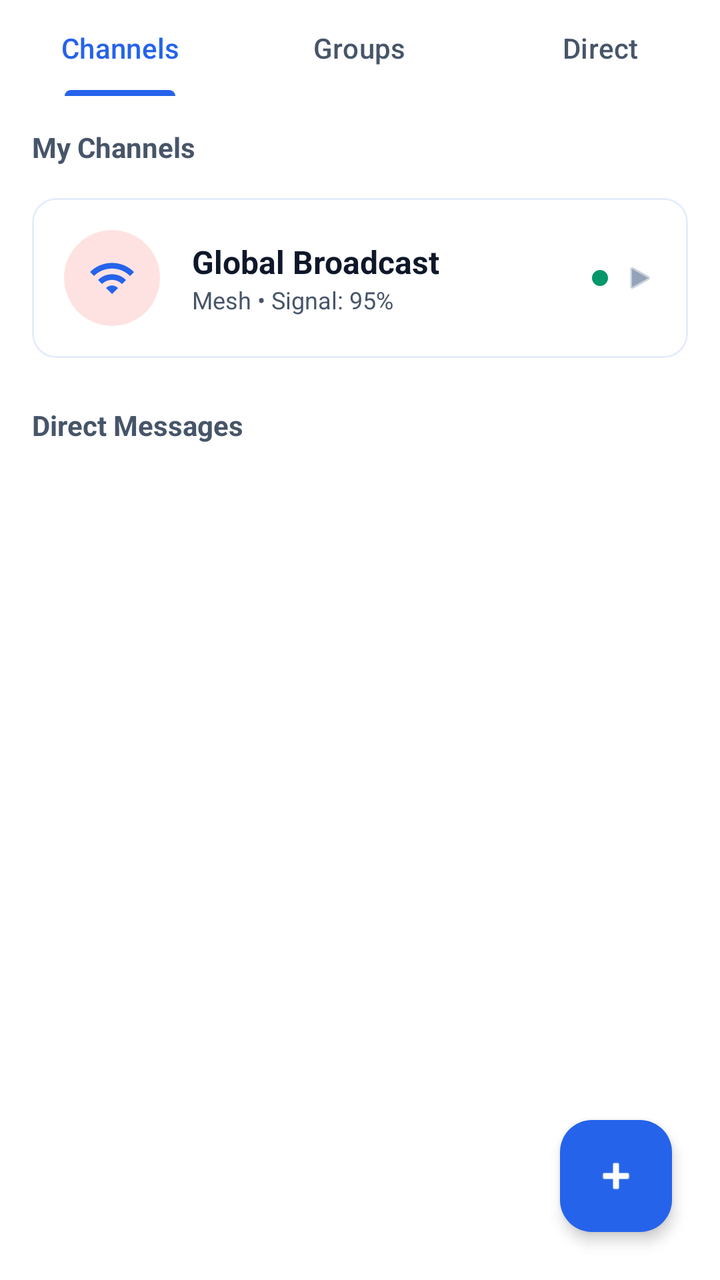
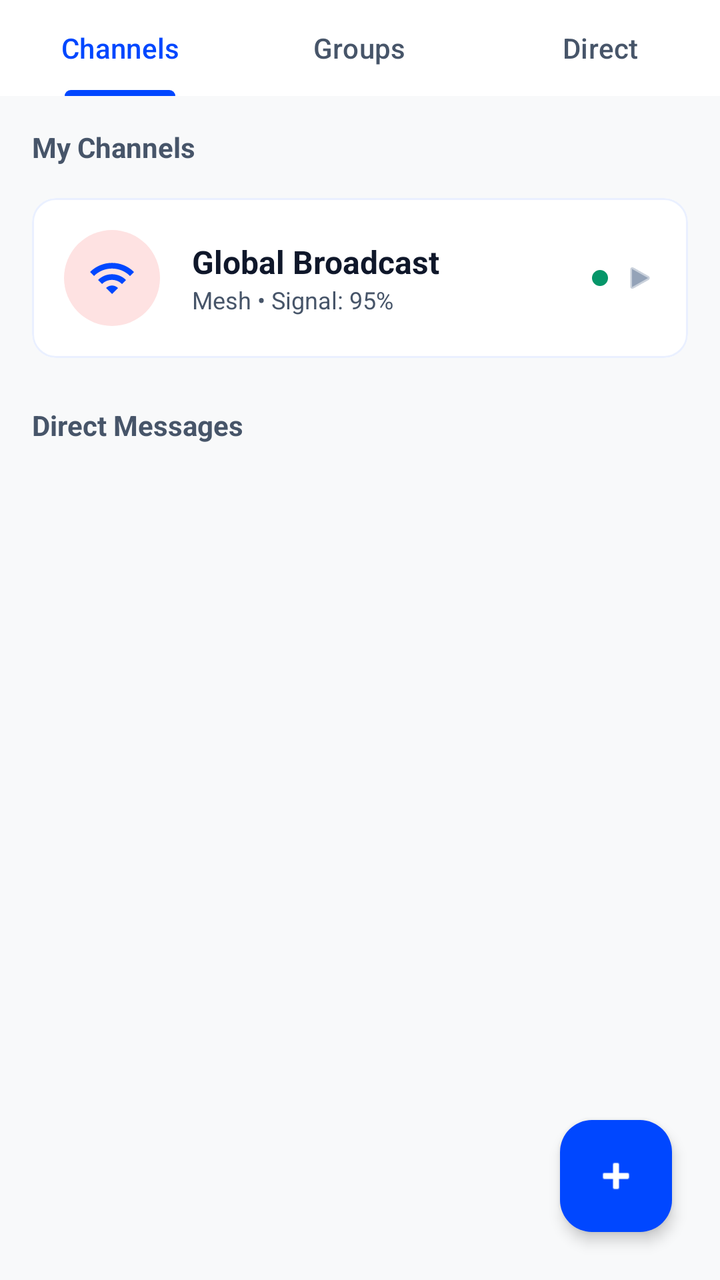

Compare the two renders of this Android layout. The source of the first and the diff that turns it into the second are given below.
<!-- AndroidManifest.xml: application theme Theme.DisasterComm -->
<!-- res/layout/fragment_chat.xml -->
<?xml version="1.0" encoding="utf-8"?>
<FrameLayout
    xmlns:android="http://schemas.android.com/apk/res/android"
    xmlns:app="http://schemas.android.com/apk/res-auto"
    android:layout_width="match_parent"
    android:layout_height="match_parent"
    android:background="@color/background">

    <View
        android:id="@+id/chatHeader"
        android:layout_width="0dp"
        android:layout_height="0dp"
        android:visibility="gone"/>

    
    <FrameLayout
        android:id="@+id/layoutChannelList"
        android:layout_width="match_parent"
        android:layout_height="match_parent"
        android:visibility="visible">

        <LinearLayout
            android:layout_width="match_parent"
            android:layout_height="match_parent"
            android:orientation="vertical">

        
        <com.google.android.material.tabs.TabLayout
            android:id="@+id/tabLayout"
            android:layout_width="match_parent"
            android:layout_height="wrap_content"
            android:background="@color/surface"
            app:tabIndicatorColor="@color/primary"
            app:tabSelectedTextColor="@color/primary"
            app:tabTextColor="@color/text_secondary"
            app:tabMode="fixed">

            <com.google.android.material.tabs.TabItem android:text="Channels"/>
            <com.google.android.material.tabs.TabItem android:text="Groups"/>
            <com.google.android.material.tabs.TabItem android:text="Direct"/>
        </com.google.android.material.tabs.TabLayout>

        <TextView
            android:id="@+id/tvMyChannelsHeader"
            android:layout_width="match_parent"
            android:layout_height="wrap_content"
            android:text="My Channels"
            android:textStyle="bold"
            android:textColor="@color/text_secondary"
            android:padding="16dp"
            android:textSize="14sp"/>

        
        <com.google.android.material.card.MaterialCardView
            android:id="@+id/cardGlobalBroadcast"
            android:layout_width="match_parent"
            android:layout_height="wrap_content"
            android:layout_marginHorizontal="16dp"
            app:cardCornerRadius="12dp"
            app:cardElevation="0dp"
            app:strokeWidth="1dp"
            app:strokeColor="@color/surface_dim"
            android:clickable="true"
            android:focusable="true"
            android:background="?attr/selectableItemBackground">
            <LinearLayout
                android:layout_width="match_parent"
                android:layout_height="wrap_content"
                android:orientation="horizontal"
                android:padding="16dp"
                android:gravity="center_vertical">
                
                <FrameLayout
                    android:layout_width="48dp"
                    android:layout_height="48dp"
                    android:background="@drawable/circle_background"
                    android:backgroundTint="#FEE2E2">
                    <ImageView android:layout_width="24dp" android:layout_height="24dp" android:src="@drawable/ic_wifi" app:tint="@color/primary" android:layout_gravity="center"/>
                </FrameLayout>
                
                <LinearLayout
                    android:layout_width="0dp"
                    android:layout_height="wrap_content"
                    android:layout_weight="1"
                    android:layout_marginStart="16dp"
                    android:orientation="vertical">
                    <TextView android:layout_width="wrap_content" android:layout_height="wrap_content" android:text="Global Broadcast" android:textStyle="bold" android:textColor="@color/text_primary" android:textSize="16sp"/>
                    <TextView android:layout_width="wrap_content" android:layout_height="wrap_content" android:text="Mesh • Signal: 95%" android:textColor="@color/text_secondary" android:textSize="12sp"/>
                </LinearLayout>

                <View android:layout_width="8dp" android:layout_height="8dp" android:background="@drawable/circle_background" android:backgroundTint="@color/success" android:layout_marginEnd="8dp"/>
                <ImageView android:layout_width="16dp" android:layout_height="16dp" android:src="@android:drawable/ic_media_play" app:tint="@color/text_tertiary"/>
            </LinearLayout>
        </com.google.android.material.card.MaterialCardView>

        <TextView
            android:id="@+id/tvDirectMessagesHeader"
            android:layout_width="match_parent"
            android:layout_height="wrap_content"
            android:text="Direct Messages"
            android:textStyle="bold"
            android:textColor="@color/text_secondary"
            android:padding="16dp"
            android:textSize="14sp"
            android:layout_marginTop="8dp"/>

        
        <androidx.recyclerview.widget.RecyclerView
            android:id="@+id/rvPrivateChats"
            android:layout_width="match_parent"
            android:layout_height="0dp"
            android:layout_weight="1"
            android:clipToPadding="false"
            android:paddingBottom="16dp"/>
        </LinearLayout>

        
        <com.google.android.material.floatingactionbutton.FloatingActionButton
            android:id="@+id/fabNewChat"
            android:layout_width="wrap_content"
            android:layout_height="wrap_content"
            android:layout_gravity="bottom|end"
            android:layout_margin="24dp"
            android:src="@android:drawable/ic_input_add"
            app:backgroundTint="@color/primary"
            app:tint="@color/white"
            app:elevation="4dp"/>
    </FrameLayout>

    
    <LinearLayout
        android:id="@+id/layoutChannelDetail"
        android:layout_width="match_parent"
        android:layout_height="match_parent"
        android:orientation="vertical"
        android:visibility="gone"
        android:background="@color/surface">

        
        <LinearLayout
            android:layout_width="match_parent"
            android:layout_height="wrap_content"
            android:orientation="horizontal"
            android:background="@color/primary"
            android:padding="16dp"
            android:gravity="center_vertical"
            android:elevation="4dp">
            
            <ImageView
                android:id="@+id/btnBackToChannels"
                android:layout_width="24dp"
                android:layout_height="24dp"
                android:src="@android:drawable/ic_media_previous"
                app:tint="@color/white"
                android:clickable="true"
                android:focusable="true"/>
                
            <LinearLayout
                android:layout_width="0dp"
                android:layout_height="wrap_content"
                android:layout_weight="1"
                android:layout_marginStart="16dp"
                android:orientation="vertical">
                <TextView android:layout_width="wrap_content" android:layout_height="wrap_content" android:text="Global Broadcast" android:textColor="@color/white" android:textStyle="bold" android:textSize="18sp"/>
                <TextView android:layout_width="wrap_content" android:layout_height="wrap_content" android:text="95% Signal Strength" android:textColor="#FEE2E2" android:textSize="12sp"/>
            </LinearLayout>
            
            <ImageView
                android:layout_width="24dp"
                android:layout_height="24dp"
                android:src="@android:drawable/ic_menu_more"
                app:tint="@color/white"/>
        </LinearLayout>

        
        <com.google.android.material.card.MaterialCardView
            android:layout_width="match_parent"
            android:layout_height="wrap_content"
            android:layout_margin="16dp"
            app:cardCornerRadius="12dp"
            app:cardElevation="0dp"
            app:strokeWidth="1dp"
            app:strokeColor="@color/surface_dim"
            app:cardBackgroundColor="@color/surface_variant">
            <LinearLayout
                android:layout_width="match_parent"
                android:layout_height="wrap_content"
                android:orientation="vertical"
                android:padding="16dp"
                android:gravity="center">
                
                <FrameLayout
                    android:layout_width="48dp"
                    android:layout_height="48dp"
                    android:background="@drawable/circle_background"
                    android:backgroundTint="#FEE2E2"
                    android:layout_marginBottom="8dp">
                    <ImageView android:layout_width="24dp" android:layout_height="24dp" android:src="@drawable/ic_wifi" app:tint="@color/primary" android:layout_gravity="center"/>
                </FrameLayout>
                
                <TextView android:layout_width="wrap_content" android:layout_height="wrap_content" android:text="Global Broadcast Channel" android:textStyle="bold" android:textColor="@color/text_primary" android:textSize="16sp"/>
                <TextView android:layout_width="wrap_content" android:layout_height="wrap_content" android:text="Official channel for important updates\nand emergency information." android:textColor="@color/text_secondary" android:textSize="12sp" android:textAlignment="center" android:layout_marginTop="4dp"/>
            </LinearLayout>
        </com.google.android.material.card.MaterialCardView>

        
        <androidx.recyclerview.widget.RecyclerView
            android:id="@+id/rvMessages"
            android:layout_width="match_parent"
            android:layout_height="0dp"
            android:layout_weight="1"
            android:padding="8dp"
            android:clipToPadding="false"/>

        
        <LinearLayout
            android:layout_width="match_parent"
            android:layout_height="wrap_content"
            android:orientation="horizontal"
            android:padding="12dp"
            android:background="@color/surface"
            android:elevation="8dp"
            android:gravity="center_vertical"
            android:baselineAligned="false">

            <EditText
                android:id="@+id/etMessage"
                android:layout_width="0dp"
                android:layout_height="wrap_content"
                android:layout_weight="1"
                android:hint="Type a message..."
                android:background="@drawable/bg_input_field"
                android:paddingHorizontal="16dp"
                android:paddingVertical="12dp"
                android:maxLines="4"
                android:textSize="15sp"
                android:textColor="@color/text_primary"
                android:textColorHint="@color/text_tertiary"/>

            <ImageButton
                android:id="@+id/btnSos"
                android:layout_width="48dp"
                android:layout_height="48dp"
                android:layout_marginStart="8dp"
                android:src="@drawable/ic_hospital_new"
                android:background="@drawable/circle_background"
                android:backgroundTint="#FEE2E2"
                app:tint="@color/error"
                android:contentDescription="Send Global SOS"
                android:elevation="2dp"/>

            <ImageButton
                android:id="@+id/btnLocation"
                android:layout_width="48dp"
                android:layout_height="48dp"
                android:layout_marginStart="8dp"
                android:src="@drawable/ic_gps_accuracy"
                android:background="?attr/selectableItemBackgroundBorderless"
                app:tint="@color/text_secondary"
                android:contentDescription="Share Location"/>

            <FrameLayout
                android:id="@+id/btnSend"
                android:layout_width="48dp"
                android:layout_height="48dp"
                android:layout_marginStart="8dp"
                android:background="@drawable/circle_background"
                android:backgroundTint="@color/primary"
                android:clickable="true"
                android:focusable="true">
                <ImageView android:layout_width="24dp" android:layout_height="24dp" android:src="@drawable/ic_send" app:tint="@color/white" android:layout_gravity="center" android:layout_marginStart="2dp"/>
            </FrameLayout>
        </LinearLayout>
    </LinearLayout>
</FrameLayout>
<!-- resources referenced by this layout -->
<resources>
  <color name="background">#FFFFFF</color>
  <color name="error">#DC2626</color>
  <color name="primary">#2563EB</color>
  <color name="success">#059669</color>
  <color name="surface">#FFFFFF</color>
  <color name="surface_dim">#E4ECFC</color>
  <color name="surface_variant">#F1F5FD</color>
  <color name="text_primary">#0F172A</color>
  <color name="text_secondary">#475569</color>
  <color name="text_tertiary">#94A3B8</color>
  <color name="white">#FFFFFF</color>
  <!-- drawable bg_input_field (drawable) -->
  <?xml version="1.0" encoding="utf-8"?>
  <shape xmlns:android="http://schemas.android.com/apk/res/android"
      android:shape="rectangle">
      <corners android:radius="24dp"/>
      <solid android:color="@color/background_light"/>
  </shape>
  <!-- drawable circle_background (drawable) -->
  <?xml version="1.0" encoding="utf-8"?>
  <shape xmlns:android="http://schemas.android.com/apk/res/android"
      android:shape="oval">
      <solid android:color="#EEEEEE"/>
  </shape>
  <!-- drawable ic_gps_accuracy (drawable) -->
  <?xml version="1.0" encoding="utf-8"?>
  <vector xmlns:android="http://schemas.android.com/apk/res/android"
      android:width="24dp"
      android:height="24dp"
      android:viewportWidth="24"
      android:viewportHeight="24">
      
      
      <path
          android:fillColor="#000000"
          android:pathData="M12,2C8.13,2 5,5.13 5,9c0,5.25 7,13 7,13s7,-7.75 7,-13c0,-3.87 -3.13,-7 -7,-7zM12,11.5c-1.38,0 -2.5,-1.12 -2.5,-2.5s1.12,-2.5 2.5,-2.5 2.5,1.12 2.5,2.5 -1.12,2.5 -2.5,2.5z"/>
      
      
      <path
          android:fillColor="#000000"
          android:pathData="M17,7c0,-0.55 -0.45,-1 -1,-1s-1,0.45 -1,1c0,1.66 -1.34,3 -3,3s-3,-1.34 -3,-3c0,-0.55 -0.45,-1 -1,-1s-1,0.45 -1,1c0,2.76 2.24,5 5,5s5,-2.24 5,-5z"
          android:strokeWidth="0.5"
          android:strokeColor="#000000"/>
  </vector>
  <!-- drawable ic_hospital_new (drawable) -->
  <vector xmlns:android="http://schemas.android.com/apk/res/android" android:width="24dp" android:height="24dp" android:viewportWidth="24" android:viewportHeight="24">
    <path android:fillColor="#DC2626" android:pathData="M12 2C6.48 2 2 6.48 2 12s4.48 10 10 10 10-4.48 10-10S17.52 2 12 2zm4 11h-3v3h-2v-3H8v-2h3V8h2v3h3v2z"/>
  </vector>
  <!-- drawable ic_send (drawable) -->
  <vector xmlns:android="http://schemas.android.com/apk/res/android"
      android:width="24dp"
      android:height="24dp"
      android:viewportWidth="24"
      android:viewportHeight="24">
      <path
          android:fillColor="#2563EB"
          android:pathData="M2.01,21L23,12 2.01,3 2,10l15,2 -15,2z"/>
  </vector>
  <!-- drawable ic_wifi (drawable) -->
  <vector xmlns:android="http://schemas.android.com/apk/res/android"
      android:width="24dp"
      android:height="24dp"
      android:viewportWidth="24"
      android:viewportHeight="24">
      <path
          android:fillColor="#000000"
          android:pathData="M1,9l2,2c4.97,-4.97 13.03,-4.97 18,0l2,-2C16.93,2.93 7.08,2.93 1,9zM9,17l3,3 3,-3c-1.65,-1.66 -4.34,-1.66 -6,0zM5,13l2,2c2.76,-2.76 7.24,-2.76 10,0l2,-2C15.14,9.14 8.87,9.14 5,13z"/>
  </vector>
  <color name="background_light">@color/background</color>
  <color name="primary_variant">#1D4ED8</color>
  <color name="text_on_primary">#FFFFFF</color>
  <color name="secondary">#6366F1</color>
  <color name="secondary_variant">#4F46E5</color>
  <style name="Widget.App.Button" parent="Widget.Material3.Button">
          <item name="android:minHeight">48dp</item>
          <item name="android:minWidth">48dp</item>
          <item name="android:stateListAnimator">@null</item> 
          <item name="android:elevation">0dp</item>
      </style>
  <!-- unchanged entries left out for length: 1 -->
</resources>

<!-- the commit's change to res/layout/fragment_chat.xml (unified diff, before → after) -->
@@ -136,70 +136,158 @@
         android:visibility="gone"
         android:background="@color/surface">
 
-        
         <LinearLayout
             android:layout_width="match_parent"
             android:layout_height="wrap_content"
-            android:orientation="horizontal"
+            android:orientation="vertical"
             android:background="@color/primary"
-            android:padding="16dp"
-            android:gravity="center_vertical"
-            android:elevation="4dp">
+            android:paddingBottom="24dp">
             
-            <ImageView
-                android:id="@+id/btnBackToChannels"
-                android:layout_width="24dp"
-                android:layout_height="24dp"
-                android:src="@android:drawable/ic_media_previous"
-                app:tint="@color/white"
-                android:clickable="true"
-                android:focusable="true"/>
-                
+            
             <LinearLayout
-                android:layout_width="0dp"
-                android:layout_height="wrap_content"
-                android:layout_weight="1"
-                android:layout_marginStart="16dp"
-                android:orientation="vertical">
-                <TextView android:layout_width="wrap_content" android:layout_height="wrap_content" android:text="Global Broadcast" android:textColor="@color/white" android:textStyle="bold" android:textSize="18sp"/>
-                <TextView android:layout_width="wrap_content" android:layout_height="wrap_content" android:text="95% Signal Strength" android:textColor="#FEE2E2" android:textSize="12sp"/>
+                android:layout_width="match_parent"
+                android:layout_height="wrap_content"
+                android:orientation="horizontal"
+                android:paddingHorizontal="16dp"
+                android:paddingTop="16dp"
+                android:gravity="center_vertical">
+                
+                <ImageView
+                    android:id="@+id/btnBackToChannels"
+                    android:layout_width="24dp"
+                    android:layout_height="24dp"
+                    android:src="@android:drawable/ic_media_previous"
+                    app:tint="@color/white"
+                    android:clickable="true"
+                    android:focusable="true"/>
             </LinearLayout>
             
-            <ImageView
-                android:layout_width="24dp"
-                android:layout_height="24dp"
-                android:src="@android:drawable/ic_menu_more"
-                app:tint="@color/white"/>
+            
+            <com.google.android.material.card.MaterialCardView
+                android:layout_width="match_parent"
+                android:layout_height="wrap_content"
+                android:layout_marginHorizontal="16dp"
+                android:layout_marginTop="8dp"
+                app:cardBackgroundColor="@color/primary_variant"
+                app:cardCornerRadius="16dp"
+                app:cardElevation="0dp">
+                
+                <LinearLayout
+                    android:layout_width="match_parent"
+                    android:layout_height="wrap_content"
+                    android:orientation="horizontal"
+                    android:padding="16dp"
+                    android:gravity="center_vertical">
+                    
+                    
+                    <FrameLayout
+                        android:layout_width="48dp"
+                        android:layout_height="48dp"
+                        android:background="@drawable/circle_background"
+                        android:backgroundTint="@color/white">
+                        <ImageView 
+                            android:layout_width="24dp" 
+                            android:layout_height="24dp" 
+                            android:src="@android:drawable/ic_btn_speak_now" 
+                            app:tint="@color/primary" 
+                            android:layout_gravity="center"/>
+                    </FrameLayout>
+                    
+                    <LinearLayout
+                        android:layout_width="0dp"
+                        android:layout_height="wrap_content"
+                        android:layout_weight="1"
+                        android:layout_marginStart="16dp"
+                        android:orientation="vertical">
+                        <TextView 
+                            android:layout_width="wrap_content" 
+                            android:layout_height="wrap_content" 
+                            android:text="Global Broadcast" 
+                            android:textColor="@color/white" 
+                            android:textStyle="bold" 
+                            android:textSize="18sp"/>
+                        <LinearLayout
+                            android:layout_width="wrap_content"
+                            android:layout_height="wrap_content"
+                            android:orientation="horizontal"
+                            android:gravity="center_vertical">
+                            <TextView 
+                                android:layout_width="wrap_content" 
+                                android:layout_height="wrap_content" 
+                                android:text="95% Signal Strength" 
+                                android:textColor="#DBEAFE" 
+                                android:textSize="13sp"/>
+                            <View 
+                                android:layout_width="16dp" 
+                                android:layout_height="16dp"
+                                android:layout_marginStart="8dp"
+                                android:background="@android:color/transparent"
+                                android:visibility="invisible"/> 
+                        </LinearLayout>
+                    </LinearLayout>
+                    
+                    
+                    <FrameLayout
+                        android:layout_width="32dp"
+                        android:layout_height="32dp"
+                        android:background="@drawable/circle_background"
+                        android:backgroundTint="#20FFFFFF">
+                        <ImageView 
+                            android:layout_width="16dp" 
+                            android:layout_height="16dp" 
+                            android:src="@android:drawable/ic_media_play" 
+                            app:tint="@color/white"
+                            android:layout_gravity="center"/>
+                    </FrameLayout>
+                </LinearLayout>
+            </com.google.android.material.card.MaterialCardView>
         </LinearLayout>
 
         
         <com.google.android.material.card.MaterialCardView
             android:layout_width="match_parent"
             android:layout_height="wrap_content"
-            android:layout_margin="16dp"
-            app:cardCornerRadius="12dp"
-            app:cardElevation="0dp"
-            app:strokeWidth="1dp"
-            app:strokeColor="@color/surface_dim"
-            app:cardBackgroundColor="@color/surface_variant">
+            android:layout_marginHorizontal="16dp"
+            android:layout_marginTop="-20dp"
+            app:cardCornerRadius="16dp"
+            app:cardElevation="4dp"
+            app:cardBackgroundColor="@color/white">
             <LinearLayout
                 android:layout_width="match_parent"
                 android:layout_height="wrap_content"
                 android:orientation="vertical"
-                android:padding="16dp"
+                android:padding="20dp"
                 android:gravity="center">
                 
                 <FrameLayout
-                    android:layout_width="48dp"
-                    android:layout_height="48dp"
+                    android:layout_width="56dp"
+                    android:layout_height="56dp"
                     android:background="@drawable/circle_background"
-                    android:backgroundTint="#FEE2E2"
-                    android:layout_marginBottom="8dp">
-                    <ImageView android:layout_width="24dp" android:layout_height="24dp" android:src="@drawable/ic_wifi" app:tint="@color/primary" android:layout_gravity="center"/>
+                    android:backgroundTint="#F4F7FF"
+                    android:layout_marginBottom="12dp">
+                    <ImageView 
+                        android:layout_width="28dp" 
+                        android:layout_height="28dp" 
+                        android:src="@drawable/ic_wifi" 
+                        app:tint="@color/primary" 
+                        android:layout_gravity="center"/>
                 </FrameLayout>
                 
-                <TextView android:layout_width="wrap_content" android:layout_height="wrap_content" android:text="Global Broadcast Channel" android:textStyle="bold" android:textColor="@color/text_primary" android:textSize="16sp"/>
-                <TextView android:layout_width="wrap_content" android:layout_height="wrap_content" android:text="Official channel for important updates\nand emergency information." android:textColor="@color/text_secondary" android:textSize="12sp" android:textAlignment="center" android:layout_marginTop="4dp"/>
+                <TextView 
+                    android:layout_width="wrap_content" 
+                    android:layout_height="wrap_content" 
+                    android:text="Global Broadcast Channel" 
+                    android:textStyle="bold" 
+                    android:textColor="@color/text_primary" 
+                    android:textSize="16sp"/>
+                <TextView 
+                    android:layout_width="wrap_content" 
+                    android:layout_height="wrap_content" 
+                    android:text="Official channel for important updates\nand emergency information." 
+                    android:textColor="@color/text_secondary" 
+                    android:textSize="14sp" 
+                    android:textAlignment="center" 
+                    android:layout_marginTop="8dp"/>
             </LinearLayout>
         </com.google.android.material.card.MaterialCardView>
 
@@ -217,58 +305,86 @@
             android:layout_width="match_parent"
             android:layout_height="wrap_content"
             android:orientation="horizontal"
-            android:padding="12dp"
+            android:paddingHorizontal="12dp"
+            android:paddingVertical="12dp"
             android:background="@color/surface"
-            android:elevation="8dp"
             android:gravity="center_vertical"
             android:baselineAligned="false">
 
-            <EditText
-                android:id="@+id/etMessage"
+            <LinearLayout
                 android:layout_width="0dp"
                 android:layout_height="wrap_content"
                 android:layout_weight="1"
-                android:hint="Type a message..."
-                android:background="@drawable/bg_input_field"
-                android:paddingHorizontal="16dp"
-                android:paddingVertical="12dp"
-                android:maxLines="4"
-                android:textSize="15sp"
-                android:textColor="@color/text_primary"
-                android:textColorHint="@color/text_tertiary"/>
+                android:orientation="horizontal"
+                android:background="@drawable/bg_input_field_new"
+                android:gravity="center_vertical"
+                android:paddingHorizontal="12dp">
+                
+                <ImageView
+                    android:layout_width="24dp"
+                    android:layout_height="24dp"
+                    android:src="@android:drawable/ic_menu_gallery"
+                    app:tint="@color/text_secondary"/>
+                    
+                <EditText
+                    android:id="@+id/etMessage"
+                    android:layout_width="0dp"
+                    android:layout_height="wrap_content"
+                    android:layout_weight="1"
+                    android:hint="Broadcast to everyone..."
+                    android:background="@null"
+                    android:paddingHorizontal="8dp"
+                    android:paddingVertical="12dp"
+                    android:maxLines="4"
+                    android:textSize="15sp"
+                    android:textColor="@color/text_primary"
+                    android:textColorHint="@color/text_tertiary"/>
+                    
+                <ImageView
+                    android:layout_width="24dp"
+                    android:layout_height="24dp"
+                    android:src="@android:drawable/ic_menu_help"
+                    app:tint="@color/text_secondary"/>
+            </LinearLayout>
 
             <ImageButton
                 android:id="@+id/btnSos"
-                android:layout_width="48dp"
-                android:layout_height="48dp"
+                android:layout_width="44dp"
+                android:layout_height="44dp"
                 android:layout_marginStart="8dp"
-                android:src="@drawable/ic_hospital_new"
+                android:src="@android:drawable/ic_input_add"
                 android:background="@drawable/circle_background"
-                android:backgroundTint="#FEE2E2"
+                android:backgroundTint="#FEF2F2"
                 app:tint="@color/error"
-                android:contentDescription="Send Global SOS"
-                android:elevation="2dp"/>
+                android:contentDescription="Add Attachment"/>
 
             <ImageButton
                 android:id="@+id/btnLocation"
-                android:layout_width="48dp"
-                android:layout_height="48dp"
+                android:layout_width="44dp"
+                android:layout_height="44dp"
                 android:layout_marginStart="8dp"
-                android:src="@drawable/ic_gps_accuracy"
-                android:background="?attr/selectableItemBackgroundBorderless"
+                android:src="@android:drawable/ic_menu_mylocation"
+                android:background="@drawable/circle_background"
+                android:backgroundTint="#F8F9FA"
                 app:tint="@color/text_secondary"
                 android:contentDescription="Share Location"/>
 
             <FrameLayout
                 android:id="@+id/btnSend"
-                android:layout_width="48dp"
-                android:layout_height="48dp"
+                android:layout_width="44dp"
+                android:layout_height="44dp"
                 android:layout_marginStart="8dp"
                 android:background="@drawable/circle_background"
                 android:backgroundTint="@color/primary"
                 android:clickable="true"
                 android:focusable="true">
-                <ImageView android:layout_width="24dp" android:layout_height="24dp" android:src="@drawable/ic_send" app:tint="@color/white" android:layout_gravity="center" android:layout_marginStart="2dp"/>
+                <ImageView 
+                    android:layout_width="20dp" 
+                    android:layout_height="20dp" 
+                    android:src="@drawable/ic_send" 
+                    app:tint="@color/white" 
+                    android:layout_gravity="center" 
+                    android:layout_marginStart="2dp"/>
             </FrameLayout>
         </LinearLayout>
     </LinearLayout>
<!-- resource entries referenced after the edit -->
@@ -1,22 +1,21 @@
 <!-- resources referenced by this layout -->
 <resources>
-  <color name="background">#FFFFFF</color>
+  <color name="background">#F8F9FA</color>
   <color name="error">#DC2626</color>
-  <color name="primary">#2563EB</color>
+  <color name="primary">#0047FF</color>
   <color name="success">#059669</color>
   <color name="surface">#FFFFFF</color>
-  <color name="surface_dim">#E4ECFC</color>
-  <color name="surface_variant">#F1F5FD</color>
+  <color name="surface_dim">#EAF0FF</color>
   <color name="text_primary">#0F172A</color>
   <color name="text_secondary">#475569</color>
   <color name="text_tertiary">#94A3B8</color>
   <color name="white">#FFFFFF</color>
-  <!-- drawable bg_input_field (drawable) -->
+  <!-- drawable bg_input_field_new (drawable) -->
   <?xml version="1.0" encoding="utf-8"?>
-  <shape xmlns:android="http://schemas.android.com/apk/res/android"
-      android:shape="rectangle">
-      <corners android:radius="24dp"/>
-      <solid android:color="@color/background_light"/>
+  <shape xmlns:android="http://schemas.android.com/apk/res/android">
+      <solid android:color="@color/white" />
+      <stroke android:width="1dp" android:color="#E2E8F0" />
+      <corners android:radius="24dp" />
   </shape>
   <!-- drawable circle_background (drawable) -->
   <?xml version="1.0" encoding="utf-8"?>
@@ -24,30 +23,6 @@
       android:shape="oval">
       <solid android:color="#EEEEEE"/>
   </shape>
-  <!-- drawable ic_gps_accuracy (drawable) -->
-  <?xml version="1.0" encoding="utf-8"?>
-  <vector xmlns:android="http://schemas.android.com/apk/res/android"
-      android:width="24dp"
-      android:height="24dp"
-      android:viewportWidth="24"
-      android:viewportHeight="24">
-      
-      
-      <path
-          android:fillColor="#000000"
-          android:pathData="M12,2C8.13,2 5,5.13 5,9c0,5.25 7,13 7,13s7,-7.75 7,-13c0,-3.87 -3.13,-7 -7,-7zM12,11.5c-1.38,0 -2.5,-1.12 -2.5,-2.5s1.12,-2.5 2.5,-2.5 2.5,1.12 2.5,2.5 -1.12,2.5 -2.5,2.5z"/>
-      
-      
-      <path
-          android:fillColor="#000000"
-          android:pathData="M17,7c0,-0.55 -0.45,-1 -1,-1s-1,0.45 -1,1c0,1.66 -1.34,3 -3,3s-3,-1.34 -3,-3c0,-0.55 -0.45,-1 -1,-1s-1,0.45 -1,1c0,2.76 2.24,5 5,5s5,-2.24 5,-5z"
-          android:strokeWidth="0.5"
-          android:strokeColor="#000000"/>
-  </vector>
-  <!-- drawable ic_hospital_new (drawable) -->
-  <vector xmlns:android="http://schemas.android.com/apk/res/android" android:width="24dp" android:height="24dp" android:viewportWidth="24" android:viewportHeight="24">
-    <path android:fillColor="#DC2626" android:pathData="M12 2C6.48 2 2 6.48 2 12s4.48 10 10 10 10-4.48 10-10S17.52 2 12 2zm4 11h-3v3h-2v-3H8v-2h3V8h2v3h3v2z"/>
-  </vector>
   <!-- drawable ic_send (drawable) -->
   <vector xmlns:android="http://schemas.android.com/apk/res/android"
       android:width="24dp"
@@ -68,11 +43,10 @@
           android:fillColor="#000000"
           android:pathData="M1,9l2,2c4.97,-4.97 13.03,-4.97 18,0l2,-2C16.93,2.93 7.08,2.93 1,9zM9,17l3,3 3,-3c-1.65,-1.66 -4.34,-1.66 -6,0zM5,13l2,2c2.76,-2.76 7.24,-2.76 10,0l2,-2C15.14,9.14 8.87,9.14 5,13z"/>
   </vector>
-  <color name="background_light">@color/background</color>
-  <color name="primary_variant">#1D4ED8</color>
+  <color name="primary_variant">#092FA4</color>
   <color name="text_on_primary">#FFFFFF</color>
-  <color name="secondary">#6366F1</color>
-  <color name="secondary_variant">#4F46E5</color>
+  <color name="secondary">#0047FF</color>
+  <color name="secondary_variant">#092FA4</color>
   <style name="Widget.App.Button" parent="Widget.Material3.Button">
           <item name="android:minHeight">48dp</item>
           <item name="android:minWidth">48dp</item>
